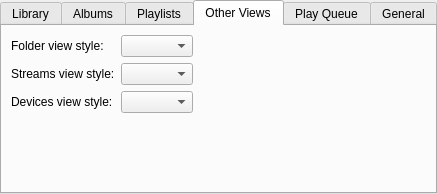
Above: gui/interfacesettings.ui from polpo/cantata-mac before the change. Below: the same form after it.
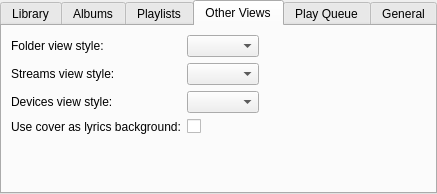
That is the form after the change. The open tabs and pages were chosen to show the change.

Commit message: Add option to draw (15% opacity) tiled cover as background to lyrics page.

The edit to the form file:
```diff
--- a/gui/interfacesettings.ui
+++ b/gui/interfacesettings.ui
@@ -273,6 +273,23 @@
        <item row="2" column="1">
         <widget class="QComboBox" name="devicesView"/>
        </item>
+       <item row="3" column="0">
+        <widget class="QLabel" name="label_5">
+         <property name="text">
+          <string>Use cover as lyrics background:</string>
+         </property>
+         <property name="buddy">
+          <cstring>lyricsBgnd</cstring>
+         </property>
+        </widget>
+       </item>
+       <item row="3" column="1">
+        <widget class="QCheckBox" name="lyricsBgnd">
+         <property name="text">
+          <string/>
+         </property>
+        </widget>
+       </item>
       </layout>
      </widget>
      <widget class="QWidget" name="tab_5">
```
Left out of the diff: 4 changed lines with no effect on the pictures. The commit also changes 9 other files.
